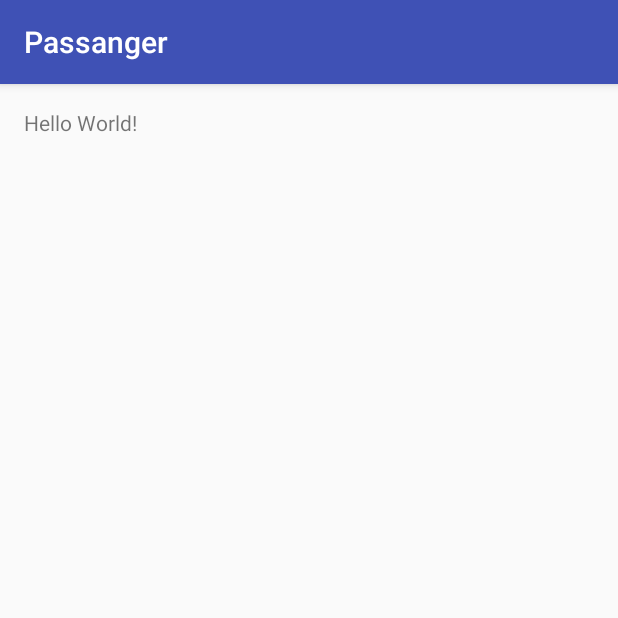
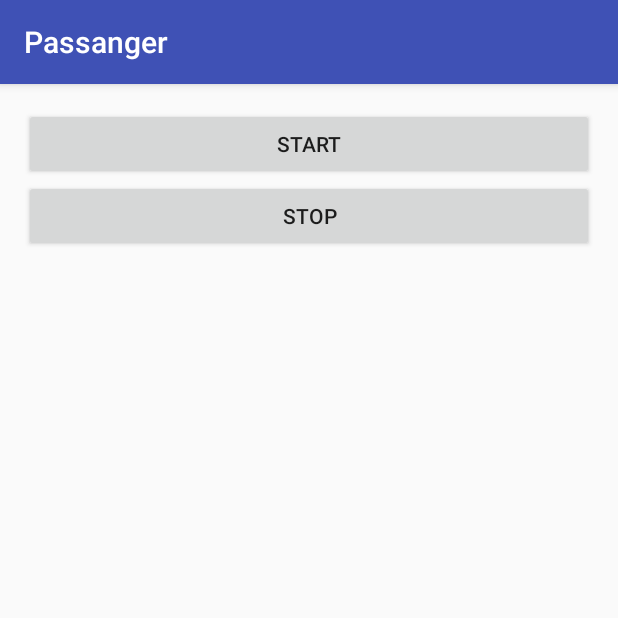
Before and after one commit to dsokolov/composter, an Android app: the screen it shows after launch (MainActivity), on a phone screen of 412 x 824 dp, the top half of it. Run offline under Robolectric (Android 15) with nearby library versions, the phone set to English and light mode, and no system bars.

```diff
--- a/android/Composter/passanger/src/main/AndroidManifest.xml
+++ b/android/Composter/passanger/src/main/AndroidManifest.xml
@@ -1,6 +1,9 @@
 <?xml version="1.0" encoding="utf-8"?>
 <manifest xmlns:android="http://schemas.android.com/apk/res/android"
     package="ru.composter.passanger">
+
+    <uses-permission android:name="android.permission.BLUETOOTH" />
+    <uses-permission android:name="android.permission.BLUETOOTH_ADMIN" />
 
     <application android:allowBackup="true" android:icon="@mipmap/ic_launcher"
         android:label="@string/app_name" android:supportsRtl="true" android:theme="@style/AppTheme">
--- a/android/Composter/passanger/src/main/res/layout/activity_main.xml
+++ b/android/Composter/passanger/src/main/res/layout/activity_main.xml
@@ -1,13 +1,23 @@
 <?xml version="1.0" encoding="utf-8"?>
-<RelativeLayout xmlns:android="http://schemas.android.com/apk/res/android"
-    xmlns:tools="http://schemas.android.com/tools" android:id="@+id/activity_main"
+<LinearLayout xmlns:android="http://schemas.android.com/apk/res/android"
+    android:id="@+id/activity_main"
+    android:orientation="vertical"
     android:layout_width="match_parent" android:layout_height="match_parent"
     android:paddingBottom="@dimen/activity_vertical_margin"
     android:paddingLeft="@dimen/activity_horizontal_margin"
     android:paddingRight="@dimen/activity_horizontal_margin"
-    android:paddingTop="@dimen/activity_vertical_margin"
-    tools:context="ru.composter.passanger.MainActivity">
+    android:paddingTop="@dimen/activity_vertical_margin">
 
-    <TextView android:layout_width="wrap_content" android:layout_height="wrap_content"
-        android:text="Hello World!" />
-</RelativeLayout>
+    <Button
+        android:id="@+id/start"
+        android:layout_width="match_parent"
+        android:layout_height="wrap_content"
+        android:text="start" />
+
+    <Button
+        android:id="@+id/stop"
+        android:layout_width="match_parent"
+        android:layout_height="wrap_content"
+        android:text="stop" />
+
+</LinearLayout>
```
Also changed, not shown: android/Composter/passanger/src/main/java/ru/composter/passanger/ConnectThread.java (added, +68 -0 lines), android/Composter/passanger/src/main/java/ru/composter/passanger/ConnectedThread.java (added, +72 -0 lines), android/Composter/passanger/src/main/java/ru/composter/passanger/MainActivity.java (+53 -1 lines).
